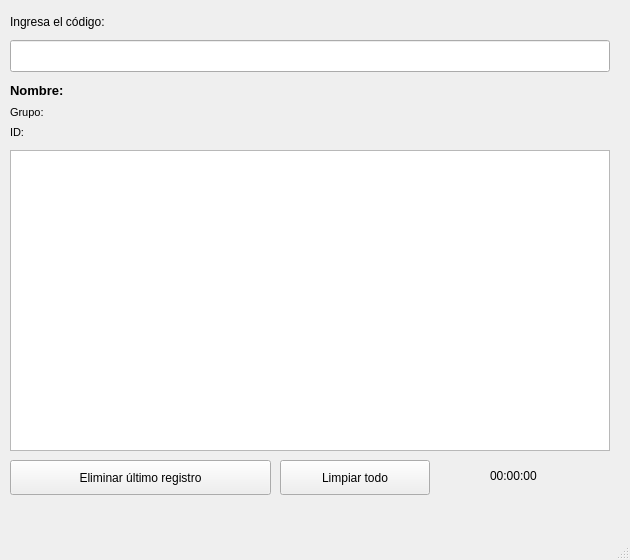
Qt form cerberusAtendance/mainwindow.ui (juangonzalez22/cerberus) before a commit.
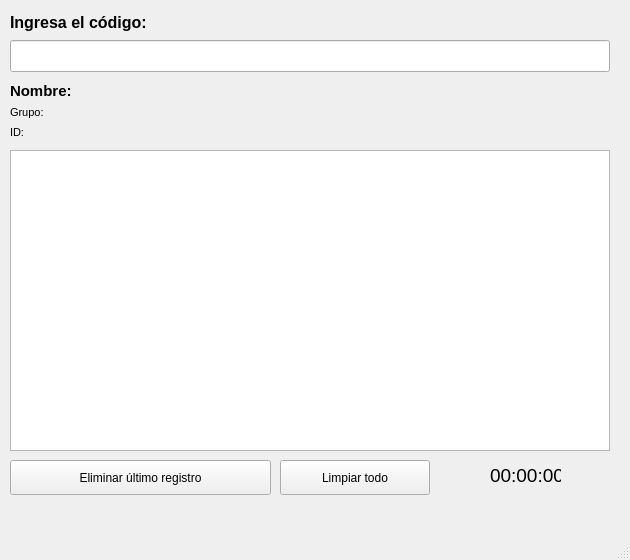
The same form after that commit.

```diff
--- a/cerberusAtendance/mainwindow.ui
+++ b/cerberusAtendance/mainwindow.ui
@@ -45,6 +45,18 @@
       <height>24</height>
      </rect>
     </property>
+    <property name="font">
+     <font>
+      <pointsize>12</pointsize>
+      <bold>true</bold>
+      <underline>false</underline>
+      <strikeout>false</strikeout>
+      <kerning>false</kerning>
+     </font>
+    </property>
+    <property name="mouseTracking">
+     <bool>false</bool>
+    </property>
     <property name="text">
      <string>Ingresa el código:</string>
     </property>
@@ -96,7 +108,7 @@
     </property>
     <property name="font">
      <font>
-      <pointsize>10</pointsize>
+      <pointsize>11</pointsize>
       <bold>true</bold>
      </font>
     </property>
@@ -148,10 +160,16 @@
      <rect>
       <x>490</x>
       <y>460</y>
-      <width>81</width>
+      <width>71</width>
       <height>31</height>
      </rect>
     </property>
+    <property name="font">
+     <font>
+      <pointsize>14</pointsize>
+      <bold>false</bold>
+     </font>
+    </property>
     <property name="text">
      <string>00:00:00</string>
     </property>
```
Left out of the diff: 2 changed lines with no effect on the pictures.
